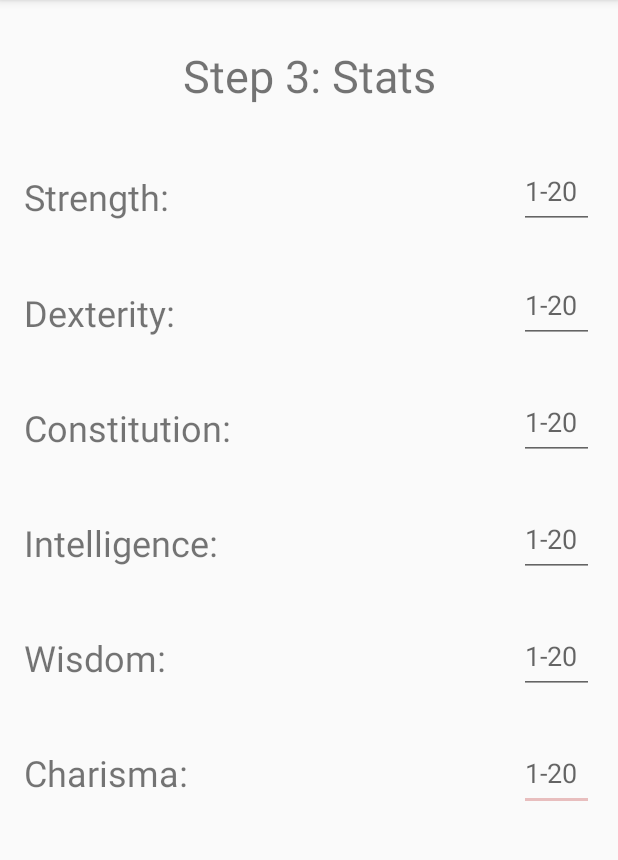
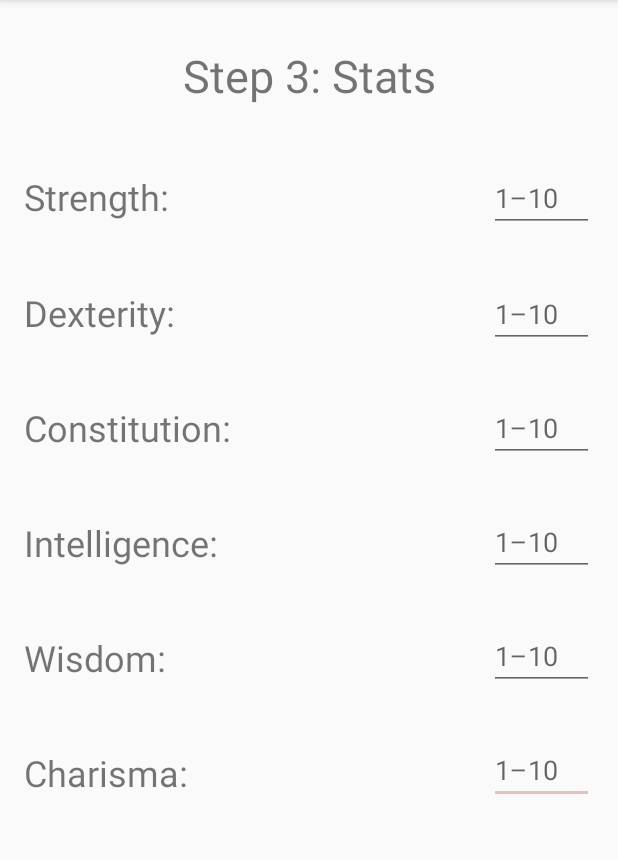
Before and after one commit to WigginsDamien/DungeonsandDragonsCompanionApp, an Android app: the fragment fragment_wizard_3 shown on its own in the app's theme, on a phone screen of 412 x 824 dp, the part 84-944 px from its top. Run offline under Robolectric (Android 15) with nearby library versions, the phone set to English and light mode, and no system bars.

Commit message:
Added wizard input validation/errors, also lots of polish

```diff
--- a/app/src/main/java/com/harrowedtale/dungeonsanddragonscompanionapp/NewCharacterSingleton.java
+++ b/app/src/main/java/com/harrowedtale/dungeonsanddragonscompanionapp/NewCharacterSingleton.java
@@ -102,8 +102,8 @@ public class NewCharacterSingleton {
         return name;
     }
 
-    public String getProf3() {
-        return prof3;
+    public String getCharacterClass(){
+        return character_class;
     }
 
     public int getProficiencyCount(){
--- a/app/src/main/res/layout/activity_new_user_wizard.xml
+++ b/app/src/main/res/layout/activity_new_user_wizard.xml
@@ -26,7 +26,7 @@
     <LinearLayout
         android:id="@+id/linearLayout2"
         android:layout_width="match_parent"
-        android:layout_height="162dp"
+        android:layout_height="180dp"
         android:orientation="horizontal"
         app:layout_constraintBottom_toBottomOf="parent"
         app:layout_constraintEnd_toEndOf="parent"
@@ -38,14 +38,14 @@
             android:layout_width="wrap_content"
             android:layout_height="wrap_content"
             android:layout_weight="1"
-            android:text="Back" />
+            android:text="@string/back_wiz" />
 
         <Button
             android:id="@+id/next_button"
             android:layout_width="wrap_content"
             android:layout_height="wrap_content"
             android:layout_weight="1"
-            android:text="Next" />
+            android:text="@string/next_wiz" />
     </LinearLayout>
 
 </android.support.constraint.ConstraintLayout>
--- a/app/src/main/res/layout/fragment_wizard_3.xml
+++ b/app/src/main/res/layout/fragment_wizard_3.xml
@@ -6,36 +6,39 @@
 
     <EditText
         android:id="@+id/charisma_editText"
-        android:layout_width="50dp"
-        android:layout_height="50dp"
-        android:layout_marginTop="28dp"
+        android:layout_width="70dp"
+        android:layout_height="44dp"
+        android:layout_marginTop="32dp"
         android:layout_marginEnd="16dp"
-        android:hint="1-20"
+        android:hint="@string/stat_wiz_ph"
         android:inputType="number"
         app:layout_constraintEnd_toEndOf="parent"
-        app:layout_constraintTop_toBottomOf="@+id/wisdom_editText" />
+        app:layout_constraintTop_toBottomOf="@+id/wisdom_editText"
+        android:importantForAutofill="no" />
 
     <EditText
         android:id="@+id/wisdom_editText"
-        android:layout_width="50dp"
-        android:layout_height="50dp"
-        android:layout_marginTop="28dp"
+        android:layout_width="70dp"
+        android:layout_height="44dp"
+        android:layout_marginTop="32dp"
         android:layout_marginEnd="16dp"
-        android:hint="1-20"
+        android:hint="@string/stat_wiz_ph"
         android:inputType="number"
         app:layout_constraintEnd_toEndOf="parent"
-        app:layout_constraintTop_toBottomOf="@+id/intelligence_editText" />
+        app:layout_constraintTop_toBottomOf="@+id/intelligence_editText"
+        android:importantForAutofill="no" />
 
     <EditText
         android:id="@+id/intelligence_editText"
-        android:layout_width="50dp"
-        android:layout_height="50dp"
-        android:layout_marginTop="28dp"
+        android:layout_width="70dp"
+        android:layout_height="44dp"
+        android:layout_marginTop="32dp"
         android:layout_marginEnd="16dp"
-        android:hint="1-20"
+        android:hint="@string/stat_wiz_ph"
         android:inputType="number"
         app:layout_constraintEnd_toEndOf="parent"
-        app:layout_constraintTop_toBottomOf="@+id/constitution_editText" />
+        app:layout_constraintTop_toBottomOf="@+id/constitution_editText"
+        android:importantForAutofill="no" />
 
     <TextView
         android:id="@+id/textView7"
@@ -43,7 +46,7 @@
         android:layout_height="wrap_content"
         android:layout_marginStart="16dp"
         android:layout_marginTop="44dp"
-        android:text="Charisma: "
+        android:text="@string/charisma_wiz"
         android:textSize="24sp"
         app:layout_constraintStart_toStartOf="parent"
         app:layout_constraintTop_toBottomOf="@+id/textView6" />
@@ -54,7 +57,7 @@
         android:layout_height="wrap_content"
         android:layout_marginStart="16dp"
         android:layout_marginTop="44dp"
-        android:text="Wisdom: "
+        android:text="@string/wisdom_wiz"
         android:textSize="24sp"
         app:layout_constraintStart_toStartOf="parent"
         app:layout_constraintTop_toBottomOf="@+id/textView5" />
@@ -65,7 +68,7 @@
         android:layout_height="wrap_content"
         android:layout_marginStart="16dp"
         android:layout_marginTop="44dp"
-        android:text="Intelligence: "
+        android:text="@string/intelligence_wiz"
         android:textSize="24sp"
         app:layout_constraintStart_toStartOf="parent"
         app:layout_constraintTop_toBottomOf="@+id/textView4" />
@@ -76,21 +79,22 @@
         android:layout_height="wrap_content"
         android:layout_marginStart="16dp"
         android:layout_marginTop="44dp"
-        android:text="Constitution: "
+        android:text="@string/constitution_wiz"
         android:textSize="24sp"
         app:layout_constraintStart_toStartOf="parent"
         app:layout_constraintTop_toBottomOf="@+id/textView3" />
 
     <EditText
         android:id="@+id/constitution_editText"
-        android:layout_width="50dp"
-        android:layout_height="50dp"
-        android:layout_marginTop="28dp"
+        android:layout_width="70dp"
+        android:layout_height="44dp"
+        android:layout_marginTop="32dp"
         android:layout_marginEnd="16dp"
-        android:hint="1-20"
+        android:hint="@string/stat_wiz_ph"
         android:inputType="number"
         app:layout_constraintEnd_toEndOf="parent"
-        app:layout_constraintTop_toBottomOf="@+id/dexterity_editText" />
+        app:layout_constraintTop_toBottomOf="@+id/dexterity_editText"
+        android:importantForAutofill="no" />
 
     <TextView
         android:id="@+id/textView"
@@ -99,7 +103,7 @@
         android:layout_marginStart="111dp"
         android:layout_marginTop="30dp"
         android:layout_marginEnd="111dp"
-        android:text="Step 3: Stats"
+        android:text="@string/step_3"
         android:textSize="30sp"
         app:layout_constraintEnd_toEndOf="parent"
         app:layout_constraintStart_toStartOf="parent"
@@ -107,44 +111,46 @@
 
     <EditText
         android:id="@+id/strength_editText"
-        android:layout_width="50dp"
-        android:layout_height="50dp"
-        android:layout_marginTop="32dp"
+        android:layout_width="70dp"
+        android:layout_height="44dp"
+        android:layout_marginTop="40dp"
         android:layout_marginEnd="16dp"
-        android:hint="1-20"
+        android:hint="@string/stat_wiz_ph"
         android:inputType="number"
         app:layout_constraintEnd_toEndOf="parent"
-        app:layout_constraintTop_toBottomOf="@+id/textView" />
+        app:layout_constraintTop_toBottomOf="@+id/textView"
+        android:importantForAutofill="no" />
 
     <EditText
         android:id="@+id/dexterity_editText"
-        android:layout_width="50dp"
-        android:layout_height="50dp"
-        android:layout_marginTop="26dp"
+        android:layout_width="70dp"
+        android:layout_height="44dp"
+        android:layout_marginTop="33dp"
         android:layout_marginEnd="16dp"
-        android:hint="1-20"
+        android:hint="@string/stat_wiz_ph"
         android:inputType="number"
         app:layout_constraintEnd_toEndOf="parent"
-        app:layout_constraintTop_toBottomOf="@+id/strength_editText" />
+        app:layout_constraintTop_toBottomOf="@+id/strength_editText"
+        android:importantForAutofill="no" />
 
     <TextView
         android:id="@+id/textView2"
-        android:layout_width="117dp"
+        android:layout_width="wrap_content"
         android:layout_height="33dp"
         android:layout_marginStart="16dp"
         android:layout_marginTop="44dp"
-        android:text="Strength: "
+        android:text="@string/strength_wiz"
         android:textSize="24sp"
         app:layout_constraintStart_toStartOf="parent"
         app:layout_constraintTop_toBottomOf="@+id/textView" />
 
     <TextView
         android:id="@+id/textView3"
-        android:layout_width="118dp"
+        android:layout_width="wrap_content"
         android:layout_height="wrap_content"
         android:layout_marginStart="16dp"
         android:layout_marginTop="44dp"
-        android:text="Dexterity: "
+        android:text="@string/dexterity_wiz"
         android:textSize="24sp"
         app:layout_constraintStart_toStartOf="parent"
         app:layout_constraintTop_toBottomOf="@+id/textView2" />
--- a/app/src/main/res/values/strings.xml
+++ b/app/src/main/res/values/strings.xml
@@ -26,6 +26,5 @@
     <string name="name_ph">Character Name</string>
     <string name="class_ph">Class</string>
 
-    <!-- TODO: Remove or change this placeholder text -->
-    <string name="hello_blank_fragment">Hello blank fragment</string>
+    <string name="class_label_wiz">Class: %1$s</string>
 </resources>
--- /dev/null
+++ b/app/src/main/res/values/wizardStrings.xml
@@ -0,0 +1,33 @@
+<?xml version="1.0" encoding="utf-8"?>
+<resources>
+    <string name="back_wiz">Back</string>
+    <string name="next_wiz">Next</string>
+    <string name="finish_wiz">Finish</string>
+
+    <string name="step_1">Step 1: Basics</string>
+    <string name="step_2">Step 2: Details</string>
+    <string name="step_3">Step 3: Stats</string>
+    <string name="step_4">Step 4: Proficiencies</string>
+
+    <string name="name_wiz">Name: </string>
+    <string name="name_wiz_ph">Doug the Dangerous</string>
+    <string name="class_wiz">Class: </string>
+
+    <string name="level_wiz">Level: </string>
+    <string name="level_wiz_ph">1&#8211;100 </string>
+    <string name="alignment_wiz">Alignment: </string>
+    <string name="race_wiz">Race: </string>
+
+    <string name="strength_wiz">Strength: </string>
+    <string name="dexterity_wiz">Dexterity: </string>
+    <string name="constitution_wiz">Constitution: </string>
+    <string name="intelligence_wiz">Intelligence: </string>
+    <string name="wisdom_wiz">Wisdom: </string>
+    <string name="charisma_wiz">Charisma: </string>
+    <string name="stat_wiz_ph">1&#8211;10 </string>
+
+    <string name="prof_1_wiz">1: </string>
+    <string name="prof_2_wiz">2: </string>
+    <string name="prof_3_wiz">3: </string>
+    <string name="prof_4_wiz">4: </string>
+</resources>
```
Also changed, not shown: app/src/main/java/com/harrowedtale/dungeonsanddragonscompanionapp/NewUserWizard.java (+5 -2 lines), app/src/main/java/com/harrowedtale/dungeonsanddragonscompanionapp/wizard_fragments/fragment_wizard_1.java (+11 -5 lines), app/src/main/java/com/harrowedtale/dungeonsanddragonscompanionapp/wizard_fragments/fragment_wizard_2.java (+11 -5 lines), app/src/main/java/com/harrowedtale/dungeonsanddragonscompanionapp/wizard_fragments/fragment_wizard_3.java (+35 -8 lines), app/src/main/java/com/harrowedtale/dungeonsanddragonscompanionapp/wizard_fragments/fragment_wizard_4.java (+46 -5 lines), app/src/main/res/layout/fragment_wizard_1.xml (+16 -19 lines), app/src/main/res/layout/fragment_wizard_2.xml (+22 -27 lines), app/src/main/res/layout/fragment_wizard_4.xml (+16 -5 lines).
